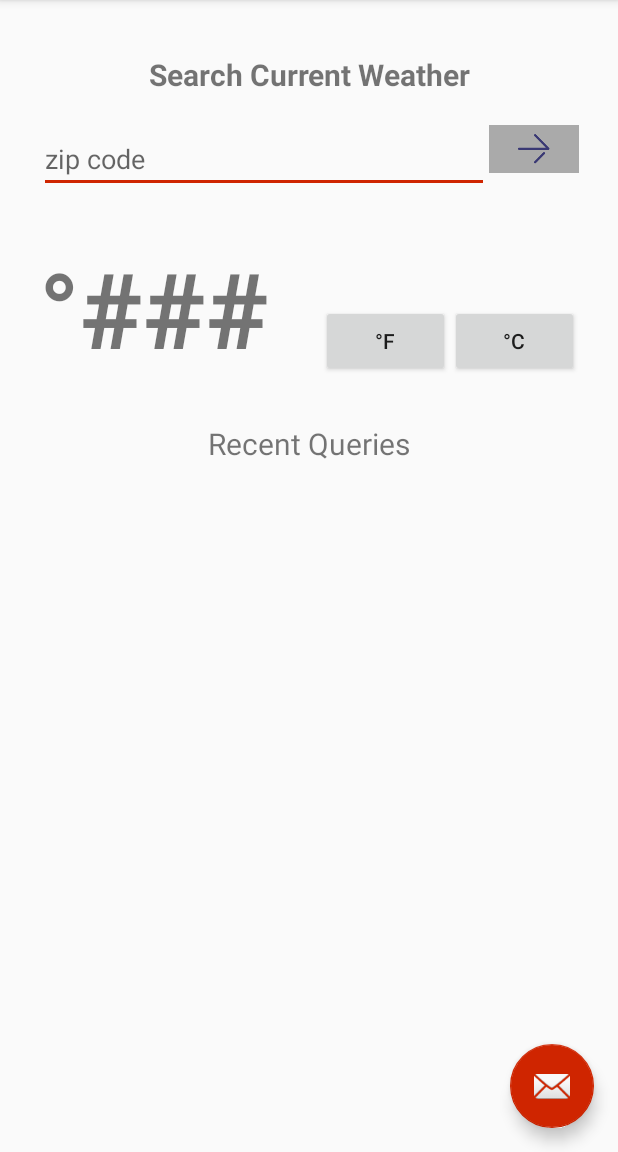
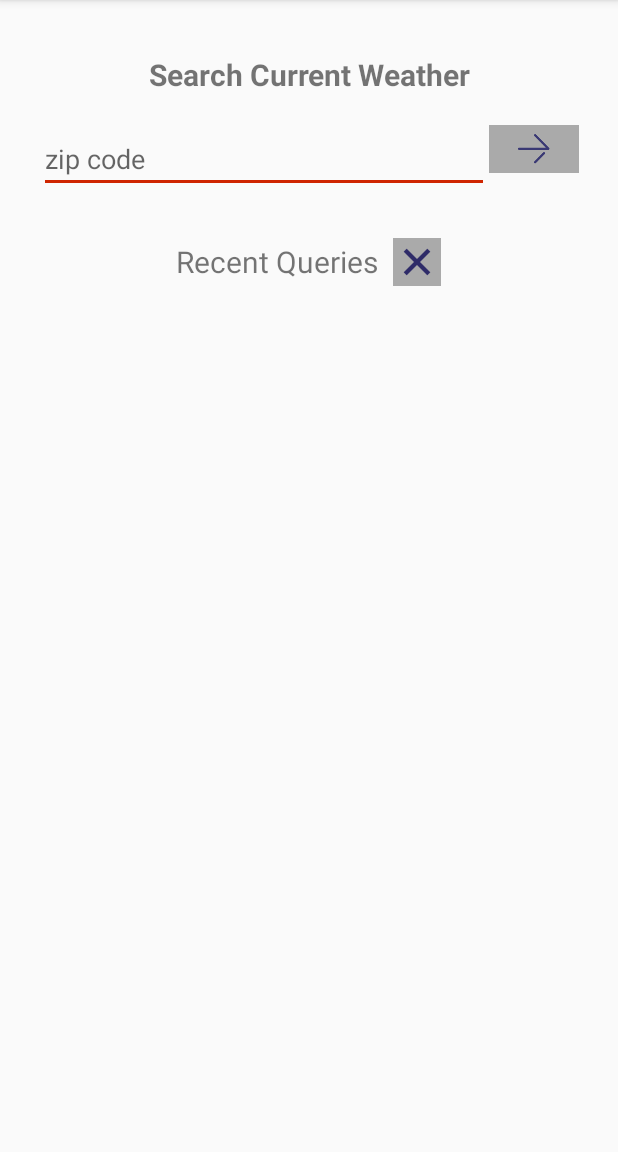
Before and after one commit to tmillner/SimilarTemperature, an Android app: the screen it shows after launch (MainActivity), on a phone screen of 412 x 824 dp, the part 84-1236 px from its top. Run offline under Robolectric (Android 15) with nearby library versions, the phone set to English and light mode, and no system bars; 3 statements that could not run were skipped.

Commit message:
task - Logo change

```diff
--- a/app/src/main/AndroidManifest.xml
+++ b/app/src/main/AndroidManifest.xml
@@ -39,9 +39,6 @@
         <meta-data
             android:name="com.google.android.geo.API_KEY"
             android:value=""/>
-        <meta-data
-            android:name="com.google.android.gms.version"
-            android:value="@integer/google_play_services_version" />
 
     </application>
 
--- a/app/src/main/res/layout-v14/content_main.xml
+++ b/app/src/main/res/layout-v14/content_main.xml
@@ -54,45 +54,37 @@
 
         <LinearLayout
             android:layout_marginTop="20dp"
-            android:layout_marginBottom="10dp"
-            android:layout_width="wrap_content"
-            android:layout_height="match_parent"
-            android:orientation="horizontal">
-
-            <TextView
-                android:layout_width="match_parent"
-                android:layout_height="wrap_content"
-                android:text="°###  "
-                android:textStyle="bold"
-                android:textSize="70dp"
-                android:gravity="center_horizontal"/>
-
-            <Button
-                android:layout_width="0dp"
-                android:layout_height="wrap_content"
-                android:layout_weight="2"
-                android:text="@string/main_fahrenheit"/>
-            <Button
-                android:layout_width="0dp"
-                android:layout_height="wrap_content"
-                android:layout_weight="2"
-                android:text="@string/main_celsius"/>
-
-        </LinearLayout>
-
-
-        <LinearLayout
-            android:layout_marginTop="20dp"
             android:layout_width="match_parent"
             android:layout_height="match_parent"
             android:orientation="vertical">
 
-            <TextView
-                android:layout_width="match_parent"
+            <LinearLayout
+                android:layout_width="wrap_content"
                 android:layout_height="wrap_content"
-                android:text="@string/main_recently_viewed"
-                android:textSize="20dp"
-                android:gravity="center_horizontal"/>
+                android:orientation="horizontal"
+                android:layout_gravity="center"
+                android:layout_marginBottom="10dp">
+
+                <TextView
+                    android:layout_width="match_parent"
+                    android:layout_height="wrap_content"
+                    android:text="@string/main_recently_viewed"
+                    android:textSize="20dp"
+                    android:gravity="center_vertical"
+                    android:layout_gravity="center_vertical"/>
+
+                <ImageButton
+                    android:id="@+id/close_button"
+                    android:layout_width="0dp"
+                    android:layout_height="wrap_content"
+                    android:layout_marginLeft="10dp"
+                    android:layout_weight="3"
+                    android:src="@drawable/x_close"
+                    android:background="@android:color/darker_gray"
+                    android:onClick="clearRecentQueries"/>
+
+            </LinearLayout>
+
             <ListView
                 android:id="@+id/recently_viewed"
                 android:layout_width="match_parent"
--- a/app/src/main/res/layout/activity_main.xml
+++ b/app/src/main/res/layout/activity_main.xml
@@ -23,12 +23,4 @@
 
     <include layout="@layout/content_main" />
 
-    <android.support.design.widget.FloatingActionButton
-        android:id="@+id/fab"
-        android:layout_width="wrap_content"
-        android:layout_height="wrap_content"
-        android:layout_gravity="bottom|end"
-        android:layout_margin="@dimen/fab_margin"
-        android:src="@android:drawable/ic_dialog_email" />
-
 </android.support.design.widget.CoordinatorLayout>
--- a/app/src/main/res/layout/content_main.xml
+++ b/app/src/main/res/layout/content_main.xml
@@ -58,12 +58,34 @@
             android:layout_height="match_parent"
             android:orientation="vertical">
 
-            <TextView
-                android:layout_width="match_parent"
-                android:layout_height="wrap_content"
-                android:text="@string/main_recently_viewed"
-                android:textSize="20dp"
-                android:gravity="center_horizontal"/>
+
+           <LinearLayout
+               android:layout_width="wrap_content"
+               android:layout_height="wrap_content"
+               android:orientation="horizontal"
+               android:layout_gravity="center"
+               android:layout_marginBottom="10dp">
+
+               <TextView
+                   android:layout_width="match_parent"
+                   android:layout_height="wrap_content"
+                   android:text="@string/main_recently_viewed"
+                   android:textSize="20dp"
+                   android:gravity="center_vertical"
+                   android:layout_gravity="center_vertical"/>
+
+               <ImageButton
+                   android:id="@+id/close_button"
+                   android:layout_width="0dp"
+                   android:layout_height="wrap_content"
+                   android:layout_marginLeft="10dp"
+                   android:layout_weight="3"
+                   android:src="@drawable/x_close"
+                   android:background="@android:color/darker_gray"
+                   android:onClick="clearRecentQueries"/>
+
+           </LinearLayout>
+
             <ListView
                 android:id="@+id/recently_viewed"
                 android:layout_width="match_parent"
```
Also changed, not shown: app/build.gradle (+15 -2 lines), app/src/main/java/com/localhost/tmillner/similartemperature/MainActivity.java (+17 -9 lines), app/src/main/ic_launcher-web.png (added), app/src/main/res/drawable-hdpi/x_close.png (added), app/src/main/res/drawable-mdpi/x_close.png (added), app/src/main/res/drawable-xhdpi/x_close.png (added), app/src/main/res/drawable-xxhdpi/x_close.png (added), app/src/main/res/mipmap-hdpi/ic_launcher.png, app/src/main/res/mipmap-mdpi/ic_launcher.png, app/src/main/res/mipmap-xhdpi/ic_launcher.png, app/src/main/res/mipmap-xxhdpi/ic_launcher.png, app/src/main/res/mipmap-xxxhdpi/ic_launcher.png.
